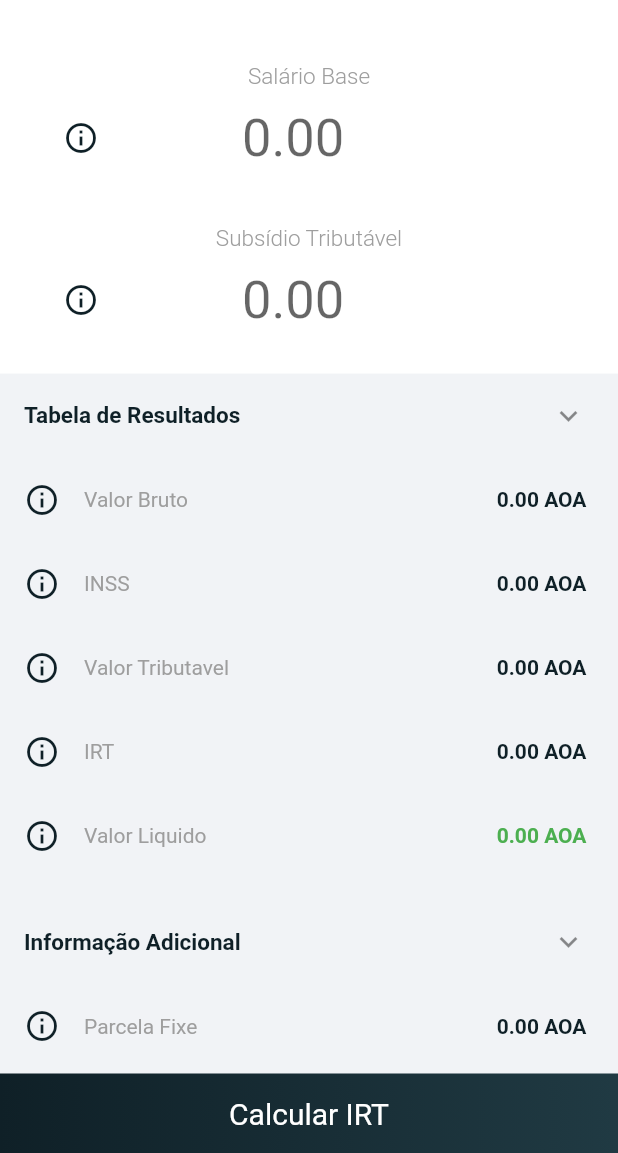
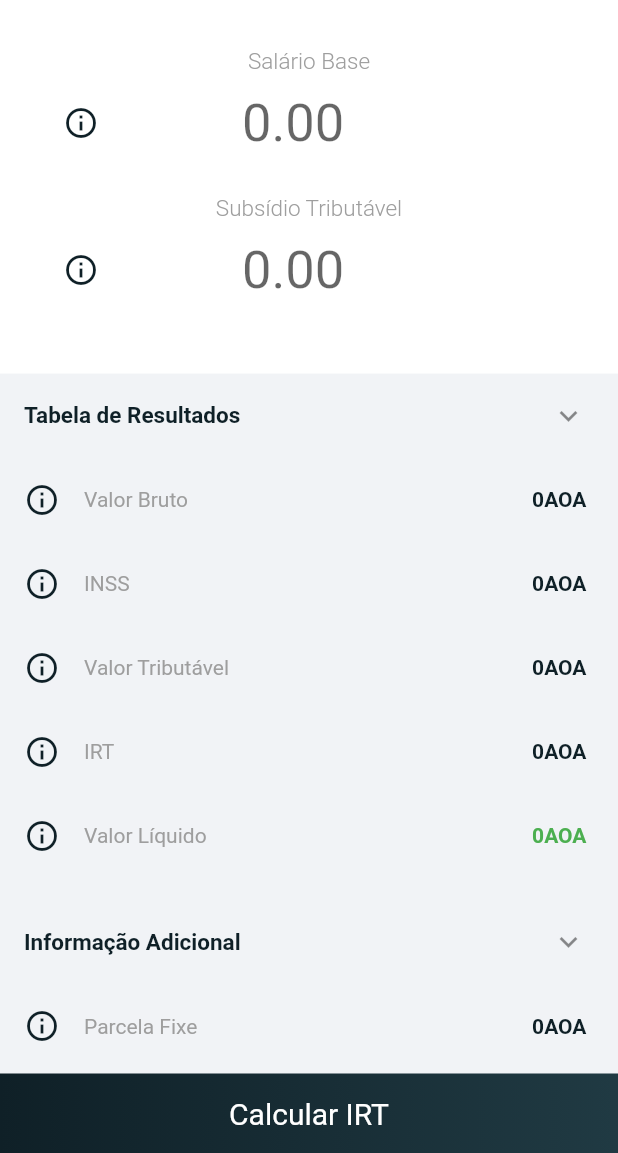
Before and after one commit to romario-drt/AngolaIRTCalculator, a Flutter app: the screen it shows after launch, on a phone screen of 412 x 824 dp, the part 83-1236 px from its top. Run offline on Flutter 3.47's test engine with Material 2 defaults, Android fonts, the phone set to English and light mode, and no system bars; drawn by our look-alikes of countup; our stand-ins replace font_awesome_flutter.

Commit message:
implemetated calculator

```diff
--- /dev/null
+++ b/mobileapp/lib/businessLogic/IRTCalculator.dart
@@ -0,0 +1,66 @@
+import 'businessLogic/../Division.dart';
+
+class IRTCalculator {
+  List<Division> divisions = [];
+
+  double grossIncome = 0;
+  double inss = 0;
+  double taxableAmount = 0;
+  double irt = 0;
+  double netSalary = 0;
+
+  double fixedParcel = 0;
+  double excess = 0;
+  double tax = 0;
+
+  IRTCalculator() {
+    _init();
+  }
+
+  String toString() {
+    return "[valor tributavel:$taxableAmount],[inss:$inss],[irt:$irt],[Valor Liquido: $netSalary]";
+  }
+
+  //calculate IRT
+  void calculate(double salarioBase, [double totalsubsidioTributavel = 0]) {
+    this.grossIncome = salarioBase + totalsubsidioTributavel;
+    Division division = this._getDivision(grossIncome);
+
+    this.fixedParcel = division.fixedParcel;
+    this.excess = division.excess;
+    this.tax = division.tax;
+
+    //INSS is always 3% of gross income
+    this.inss = grossIncome * 0.03;
+    this.taxableAmount = grossIncome - this.inss;
+    this.irt = fixedParcel + ((taxableAmount - excess) * (tax / 100));
+    this.netSalary = taxableAmount - irt;
+  }
+
+  //return the division to operate
+  Division _getDivision(double grossIncome) {
+    for (Division d in divisions) {
+      if (grossIncome <= d.max) return d;
+    }
+    return divisions.last;
+  }
+
+  //carregar carga de escalao
+  void _init() {
+    divisions.addAll([
+      Division(1, 00000, 70000, 0, 0, 0),
+      Division(2, 70001, 100000, 3000, 10, 70000),
+      Division(3, 100001, 150000, 6000, 13, 100000),
+      Division(4, 150001, 200000, 12500, 16, 150000),
+      Division(5, 200001, 300000, 31250, 18, 200000),
+      Division(6, 300001, 500000, 49250, 19, 300000),
+      Division(7, 500001, 1000000, 87250, 20, 500000),
+      Division(8, 1000001, 1500000, 187250, 21, 1000000),
+      Division(9, 1500001, 2000000, 292000, 22, 1500000),
+      Division(10, 2000001, 2500000, 402250, 23, 2000000),
+      Division(11, 2500001, 5000000, 517250, 24, 2500000),
+      Division(12, 5000001, 10000000, 1117250, 24.5, 5000000),
+      Division(13, 10000001, 0, 2342250, 25, 10000000)
+    ]);
+  }
+}
--- a/mobileapp/lib/ui/mainScreen.dart
+++ b/mobileapp/lib/ui/mainScreen.dart
@@ -1,7 +1,8 @@
+import 'package:countup/countup.dart';
 import 'package:flutter/material.dart';
-import 'package:flutter/services.dart';
 import 'package:flutter/widgets.dart';
 import 'package:font_awesome_flutter/font_awesome_flutter.dart';
+import 'package:mobileapp/businessLogic/IRTCalculator.dart';
 import 'package:mobileapp/ui/common.dart';
 
 class MainScreen extends StatefulWidget {
@@ -10,11 +11,20 @@ class MainScreen extends StatefulWidget {
 }
 
 class _MainScreenState extends State<MainScreen> {
+  IRTCalculator calculator;
+
   double baseSalary;
   double taxableIncome;
+  double zeroCount = 0;
 
   TextEditingController baseSalaryController = TextEditingController();
   TextEditingController taxableIncomeController = TextEditingController();
+
+  @override
+  void initState() {
+    super.initState();
+    calculator = new IRTCalculator();
+  }
 
   @override
   Widget build(BuildContext context) {
@@ -33,25 +43,16 @@ class _MainScreenState extends State<MainScreen> {
                 child: Column(
                   children: [
                     appbar(),
-
                     //Salario Base
-                      Container(
-                          margin: EdgeInsets.only(top: 25),
-                          child: Text("Salário Base",
-                              style: smallTextStyle(
-                                  Colors.grey, FontWeight.w300))),
+                    customHeader("Salário Base"),
                     customTextField(baseSalaryController),
-
                     //subsidio tributavel
-                      Container(
-                          margin: EdgeInsets.only(top: 25),
-                          child: Text("Subsídio Tributável",
-                              style: smallTextStyle(
-                                  Colors.grey, FontWeight.w300))),
+                    customHeader("Subsídio Tributável"),
                     customTextField(taxableIncomeController),
                   ],
                 ),
-                )),
+              ),
+            ),
 
             //result table
             Expanded(
@@ -61,30 +62,47 @@ class _MainScreenState extends State<MainScreen> {
                     children: [
                       resultListHeader("Tabela de Resultados",
                           Icon(Icons.keyboard_arrow_down)),
-                      resultListItem("Valor Bruto", "0.00 AOA", mTextColor),
-                      resultListItem("INSS", "0.00 AOA", mTextColor),
                       resultListItem(
-                          "Valor Tributavel", "0.00 AOA", mTextColor),
-                      resultListItem("IRT", "0.00 AOA", mTextColor),
-                      resultListItem("Valor Liquido", "0.00 AOA", Colors.green),
+                          "Valor Bruto", calculator.grossIncome, mTextColor),
+                      resultListItem("INSS", calculator.inss, mTextColor),
+                      resultListItem("Valor Tributável",
+                          calculator.taxableAmount, mTextColor),
+                      resultListItem("IRT", calculator.irt, mTextColor),
+                      resultListItem(
+                          "Valor Líquido", calculator.netSalary, Colors.green),
 
                       //additional information
                       SizedBox(height: 15),
                       resultListHeader("Informação Adicional",
                           Icon(Icons.keyboard_arrow_down)),
-                      resultListItem("Parcela Fixe", "0.00 AOA", mTextColor),
-                      resultListItem("Excesso", "0.00 AOA", mTextColor),
-                      resultListItem("Taxa", "10%", mTextColor),
+                      resultListItem(
+                          "Parcela Fixe", calculator.fixedParcel, mTextColor),
+                      resultListItem("Excesso", calculator.excess, mTextColor),
+                      resultListItem("Taxa", calculator.tax, mTextColor, "%"),
                     ],
                   ),
                 )),
 
             //button
-            customFullButton(context, 'Calcular IRT')
+            InkWell(
+              onTap: () {
+                baseSalary = _prepareDouble(baseSalaryController.text);
+                taxableIncome = _prepareDouble(taxableIncomeController.text);
+                setState(() {
+                  calculator.calculate(baseSalary, taxableIncome);
+                });
+              },
+              child: customFullButton(context, 'Calcular IRT'),
+            )
           ],
         ),
       ),
     );
+  }
+
+  //if input is not right format convert it back to 0
+  double _prepareDouble(input) {
+    return (input.isEmpty) ? 0 : double.parse(input);
   }
 
   Widget resultListHeader(String title, Widget trailing) {
@@ -100,16 +118,23 @@ class _MainScreenState extends State<MainScreen> {
     );
   }
 
-  Widget resultListItem(String title, String data, Color color) {
+  Widget resultListItem(String title, double value, Color color,
+      [String suffix = "AOA"]) {
     return Container(
       margin: EdgeInsets.only(right: 5),
       child: ListTile(
         minLeadingWidth: 0,
         leading: Icon(Icons.info_outline, color: mTextColor),
         title: Text(title, style: TextStyle(color: Colors.grey, fontSize: 14)),
-        trailing: Text(data,
+        trailing: Countup(
+          begin: zeroCount,
+          end: value,
+          suffix: suffix,
+          duration: Duration(seconds: 1),
+          separator: ',',
           style: TextStyle(
-                color: color, fontSize: 14, fontWeight: FontWeight.bold)),
+              color: color, fontSize: 14, fontWeight: FontWeight.bold),
+        ),
       ),
     );
   }
@@ -126,4 +151,11 @@ class _MainScreenState extends State<MainScreen> {
       ),
     );
   }
+
+  Widget customHeader(String header) {
+    return Container(
+        margin: EdgeInsets.only(top: 15),
+        child:
+            Text(header, style: smallTextStyle(Colors.grey, FontWeight.w300)));
   }
+}
--- a/mobileapp/pubspec.yaml
+++ b/mobileapp/pubspec.yaml
@@ -29,6 +29,7 @@ dependencies:
   # Use with the CupertinoIcons class for iOS style icons.
   cupertino_icons: ^1.0.2
   font_awesome_flutter: ^9.0.0
+  countup: ^0.1.3
 
 dev_dependencies:
   flutter_test:
```
Also changed, not shown: mobileapp/lib/IRTCalculator.dart (deleted, +0 -60 lines), mobileapp/lib/ui/InformationScreen.dart (+17 -0 lines), mobileapp/lib/ui/NumberKeyBoardScreen.dart (deleted, +0 -66 lines), mobileapp/lib/businessLogic/Division.dart (renamed from mobileapp/lib/Division.dart), mobileapp/pubspec.lock. Lines whose indentation alone changed are shown as unchanged.
